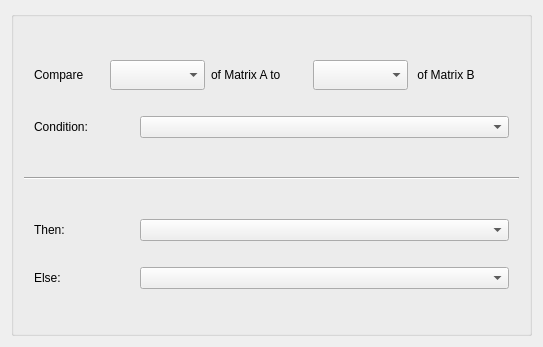
The window that src/Interface/Modules/Math/ConditionalMatrixDialog.ui (SCIInstitute/SCIRun) describes before a commit, drawn with Qt 5.
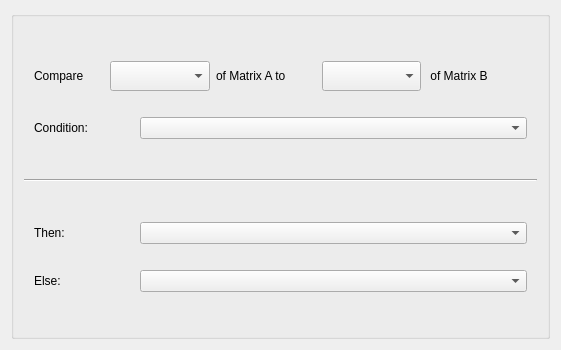
The same window after the commit.

Commit message: no errors, no function

Diff of the .ui file:
```diff
--- a/src/Interface/Modules/Math/ConditionalMatrixDialog.ui
+++ b/src/Interface/Modules/Math/ConditionalMatrixDialog.ui
@@ -6,8 +6,8 @@
    <rect>
     <x>0</x>
     <y>0</y>
-    <width>543</width>
-    <height>347</height>
+    <width>561</width>
+    <height>350</height>
    </rect>
   </property>
   <property name="sizePolicy">
@@ -18,8 +18,8 @@
   </property>
   <property name="minimumSize">
    <size>
-    <width>380</width>
-    <height>120</height>
+    <width>560</width>
+    <height>350</height>
    </size>
   </property>
   <property name="windowTitle">
```
The commit also changes 1 other file.
